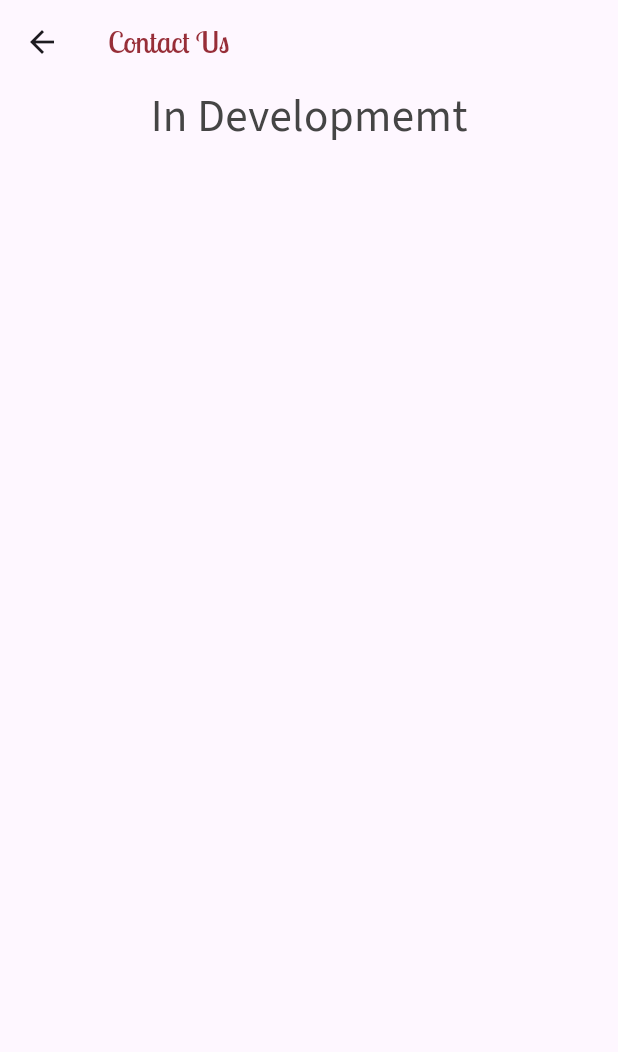
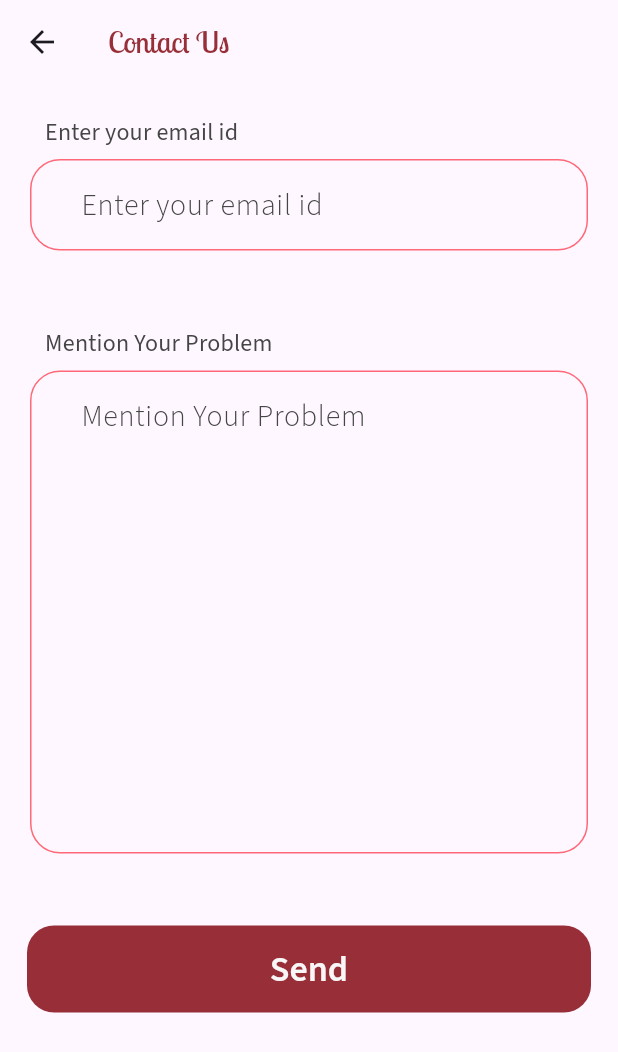
Before and after one commit to krishnamadugu/vishwakarmapatrika, a Flutter app: the ContactUsScreen screen opened by its route, on a phone screen of 412 x 824 dp. Shown: the top 1052 px of the screen. Run offline on Flutter 3.47's test engine with Material 3 defaults, Android fonts, the phone set to English and light mode, and no system bars; our stand-ins replace cached_network_image, carousel_slider, connectivity_plus, dio, dots_indicator, dropdown_button2 and 11 more; accounts and stored records are empty; network calls fail; project files that could hold a hidden picture were left out.

Commit message:
feat : implemented app flow

```diff
--- a/lib/core/constants/app_strings.dart
+++ b/lib/core/constants/app_strings.dart
@@ -182,6 +182,10 @@ class AppStrings {
   static const String txtEnterCurrentPassword = 'Enter Current Password';
   static const String txtDeleteMyAccount = 'Delete My Account';
   static const String txtNoTakeMeBack = 'No, Take me back';
+  static const String txtDonateUs = 'Donate Us';
+  static const String txtSend = 'Send';
+  static const String txtSupportUsPrompt =
+      'You can support our idea by donating some amount . Thank you for helping us keeping Vishwakarma Patrika Ad free and for making this service even better ';
   static const String txtDeletePrompt =
       'Are you sure you want to Delete your account permanently?';
 }
--- a/lib/features/find_partner/presentation/screen/find_partner_screen.dart
+++ b/lib/features/find_partner/presentation/screen/find_partner_screen.dart
@@ -232,6 +232,8 @@ class FindPartnerScreen extends StatelessWidget {
                                     Navigator.pushNamed(context,
                                         AppRoutes.otherUserProfileScreen);
                                   },
+                                  imgUrl:
+                                      "https://encrypted-tbn0.gstatic.com/images?q=tbn:ANd9GcQIl8Nh-RoO-XLKCV6ua42qMEEgTQR0IllqukJp1F3-Hw&s",
                                   screenWidth: screenWidth,
                                   screenHeight: screenHeight,
                                   userName: itemVal.name.toString(),
--- a/lib/features/home/presentation/screens/home_screen.dart
+++ b/lib/features/home/presentation/screens/home_screen.dart
@@ -451,6 +451,8 @@ class HomeScreen extends StatelessWidget {
                                         ),
                                       );
                                     },
+                                    imgUrl:
+                                        "https://encrypted-tbn0.gstatic.com/images?q=tbn:ANd9GcQIl8Nh-RoO-XLKCV6ua42qMEEgTQR0IllqukJp1F3-Hw&s",
                                     screenWidth: screenWidth,
                                     screenHeight: screenHeight,
                                     userName: itemVal.name.toString(),
--- a/lib/features/miscellaneous/contact_us/presentation/screen/contact_us_screen.dart
+++ b/lib/features/miscellaneous/contact_us/presentation/screen/contact_us_screen.dart
@@ -1,4 +1,5 @@
 import 'package:flutter/material.dart';
+import 'package:vishwakarmapatrika/core/utils/shared/shared_methods.dart';
 import '../../../../../core/constants/app_strings.dart';
 import '../../../../../core/utils/shared/shared_widgets.dart';
 
@@ -7,20 +8,50 @@ class ContactUsScreen extends StatelessWidget {
 
   @override
   Widget build(BuildContext context) {
+    final screenWidth = MediaQuery.of(context).size.width;
+    final screenHeight = MediaQuery.of(context).size.height;
+    final textTheme = Theme.of(context).textTheme;
+
+    final TextEditingController emailTextEditingController =
+        TextEditingController();
+    final TextEditingController questionTextEditingController =
+        TextEditingController();
     return Scaffold(
       appBar: sharedAppBarWidget(
         appTextName: AppStrings.txtContactUs,
       ),
-      body: const SingleChildScrollView(
+      body: SingleChildScrollView(
         child: Column(
           children: [
-            Center(
-              child: Text(
-                "In Developmemt",
-                style: TextStyle(
-                  fontSize: 30.0,
-                ),
+            Container(
+              margin: const EdgeInsets.all(20.0),
+              child: SharedTextFieldWidget(
+                textEditingController: emailTextEditingController,
+                validatorFunction: sharedValidatorFunc,
+                textTheme: textTheme,
+                hintTxt: "Enter your email id",
               ),
+            ),
+            const SizedBox(
+              height: 10.0,
+            ),
+            Container(
+              margin: const EdgeInsets.all(20.0),
+              child: SharedTextFieldWidget(
+                textEditingController: questionTextEditingController,
+                validatorFunction: sharedValidatorFunc,
+                textTheme: textTheme,
+                hintTxt: "Mention Your Problem",
+                maxLines: 10,
+              ),
+            ),
+            const SizedBox(
+              height: 10.0,
+            ),
+            SharedActionButtonWidget(
+              screenWidth: screenWidth,
+              textTheme: textTheme,
+              btnText: AppStrings.txtSend,
             ),
           ],
         ),
--- a/lib/features/shortlisted/presentation/screens/shortlisted_screen.dart
+++ b/lib/features/shortlisted/presentation/screens/shortlisted_screen.dart
@@ -49,6 +49,8 @@ class ShortlistedScreen extends StatelessWidget {
                           },
                           screenWidth: screenWidth,
                           screenHeight: screenHeight,
+                          imgUrl:
+                              "https://encrypted-tbn0.gstatic.com/images?q=tbn:ANd9GcQIl8Nh-RoO-XLKCV6ua42qMEEgTQR0IllqukJp1F3-Hw&s",
                           userName: userName,
                           textTheme: textTheme,
                           age: age,
```
Also changed, not shown: lib/core/utils/shared/shared_widgets.dart (+11 -3 lines), lib/features/miscellaneous/about_us/presentation/screen/about_us_screen.dart (+12 -1 lines), lib/features/miscellaneous/support_us/presentation/screen/support_us_screen.dart (+29 -8 lines), lib/features/profile/presentation/screens/profile_screen.dart (+9 -4 lines), 1 other file.
